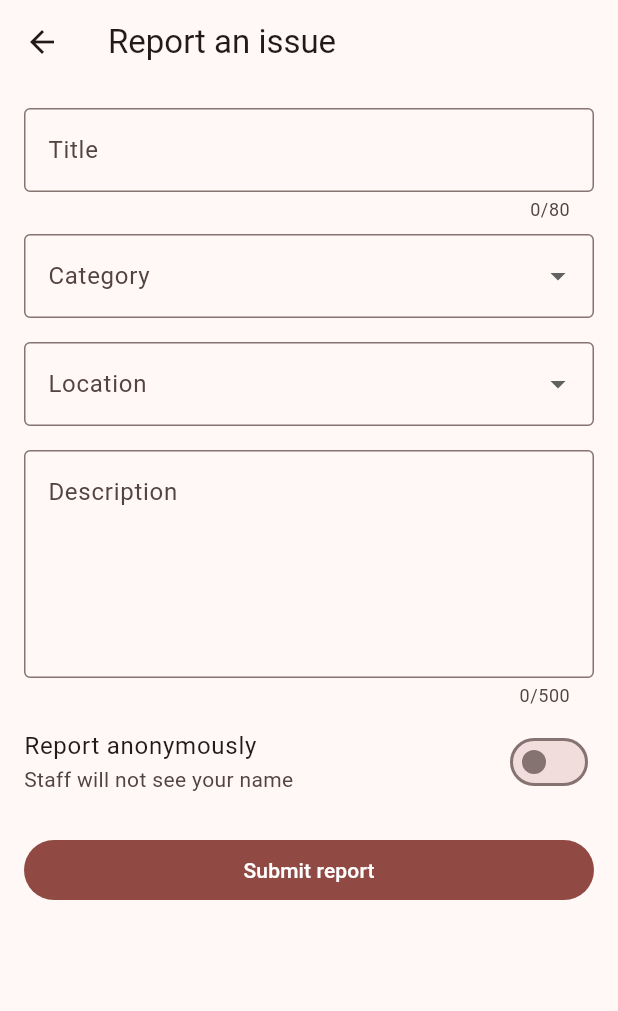
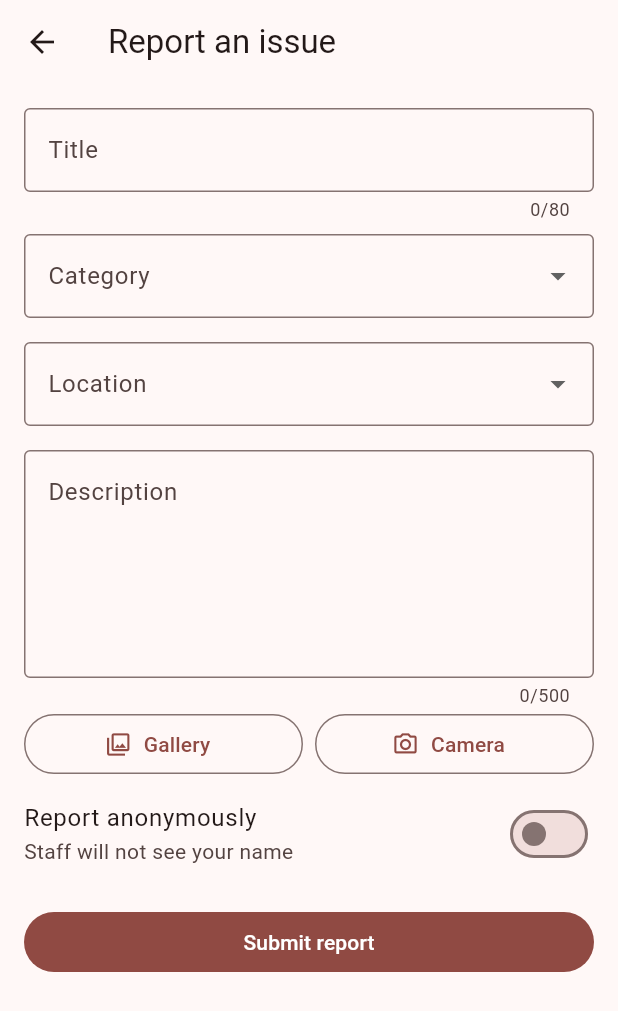
Before and after one commit to erin-leyian/campus_reporting_app, a Flutter app: the ReportFormScreen screen opened directly, on a phone screen of 412 x 824 dp. Shown: the top 1011 px of the screen. Run offline on Flutter 3.47's test engine with Material 3 defaults, Android fonts, the phone set to English and light mode, and no system bars; our stand-ins replace cloud_firestore, firebase_auth, firebase_core, image_picker; accounts and stored records are empty.

Commit message:
Photo upload via Cloudinary

```diff
--- a/campus_reports/lib/screens/student/report_form_screen.dart
+++ b/campus_reports/lib/screens/student/report_form_screen.dart
@@ -5,6 +5,12 @@ import '../../providers/auth_provider.dart';
 import '../../providers/incident_provider.dart';
 import '../../utils/constants.dart';
 import '../../utils/validators.dart';
+
+import 'dart:typed_data';
+
+import 'package:image_picker/image_picker.dart';
+
+import '../../services/storage_service.dart';
 
 class ReportFormScreen extends StatefulWidget {
   const ReportFormScreen({super.key});
@@ -19,6 +25,8 @@ class _ReportFormScreenState extends State<ReportFormScreen> {
   final _description = TextEditingController();
   String? _category;
   String? _location;
+  Uint8List? _photoBytes;
+  String? _photoName;
   bool _anonymous = false;
 
   @override
@@ -26,6 +34,27 @@ class _ReportFormScreenState extends State<ReportFormScreen> {
     _title.dispose();
     _description.dispose();
     super.dispose();
+  }
+
+  Future<void> _pickImage(ImageSource source) async {
+    final picked = await ImagePicker().pickImage(
+      source: source,
+      maxWidth: 1280,
+      imageQuality: 80,
+    );
+    if (picked == null) return;
+    final bytes = await picked.readAsBytes();
+    if (!mounted) return;
+    if (bytes.length > StorageService.maxBytes) {
+      ScaffoldMessenger.of(context).showSnackBar(
+        const SnackBar(content: Text('Photo is too large (max 5 MB)')),
+      );
+      return;
+    }
+    setState(() {
+      _photoBytes = bytes;
+      _photoName = picked.name;
+    });
   }
 
   Future<void> _submit() async {
@@ -41,6 +70,8 @@ class _ReportFormScreenState extends State<ReportFormScreen> {
       reporterId: user.uid,
       reporterName: user.displayName ?? 'Student',
       isAnonymous: _anonymous,
+      photoBytes: _photoBytes,
+      photoName: _photoName,
     );
 
     if (!mounted) return;
@@ -110,6 +141,44 @@ class _ReportFormScreenState extends State<ReportFormScreen> {
                 ),
                 validator: Validators.description,
               ),
+              if (_photoBytes != null) ...[
+                ClipRRect(
+                  borderRadius: BorderRadius.circular(12),
+                  child: Image.memory(
+                    _photoBytes!,
+                    height: 180,
+                    width: double.infinity,
+                    fit: BoxFit.cover,
+                  ),
+                ),
+                TextButton.icon(
+                  onPressed: () => setState(() {
+                    _photoBytes = null;
+                    _photoName = null;
+                  }),
+                  icon: const Icon(Icons.close),
+                  label: const Text('Remove photo'),
+                ),
+              ] else
+                Row(
+                  children: [
+                    Expanded(
+                      child: OutlinedButton.icon(
+                        onPressed: () => _pickImage(ImageSource.gallery),
+                        icon: const Icon(Icons.photo_library_outlined),
+                        label: const Text('Gallery'),
+                      ),
+                    ),
+                    const SizedBox(width: 8),
+                    Expanded(
+                      child: OutlinedButton.icon(
+                        onPressed: () => _pickImage(ImageSource.camera),
+                        icon: const Icon(Icons.photo_camera_outlined),
+                        label: const Text('Camera'),
+                      ),
+                    ),
+                  ],
+                ),
               SwitchListTile(
                 contentPadding: EdgeInsets.zero,
                 title: const Text('Report anonymously'),
--- a/campus_reports/lib/utils/constants.dart
+++ b/campus_reports/lib/utils/constants.dart
@@ -27,3 +27,8 @@ class AppConstants {
     'Other',
   ];
 }
+
+class CloudinaryConfig {
+  static const cloudName = 'dkljfj7i';
+  static const uploadPreset = 'campus_unsigned';
+}
--- a/campus_reports/pubspec.yaml
+++ b/campus_reports/pubspec.yaml
@@ -40,6 +40,7 @@ dependencies:
   firebase_storage: ^14.0.1
   provider: ^6.1.5+1
   image_picker: ^1.2.4
+  http: ^1.6.0
 
 dev_dependencies:
   flutter_test:
```
Also changed, not shown: campus_reports/lib/providers/incident_provider.dart (+21 -0 lines), campus_reports/lib/screens/student/incident_detail_screen.dart (+20 -0 lines), campus_reports/lib/services/storage_service.dart (added, +28 -0 lines), campus_reports/pubspec.lock.
